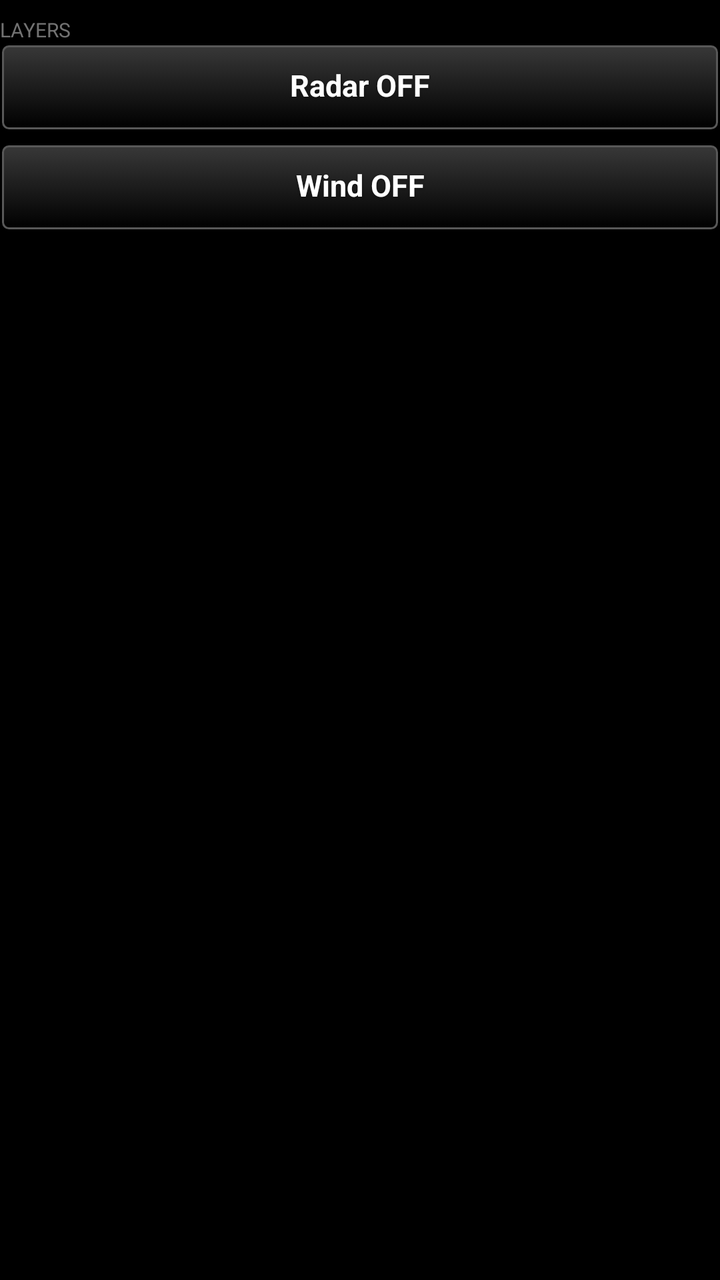
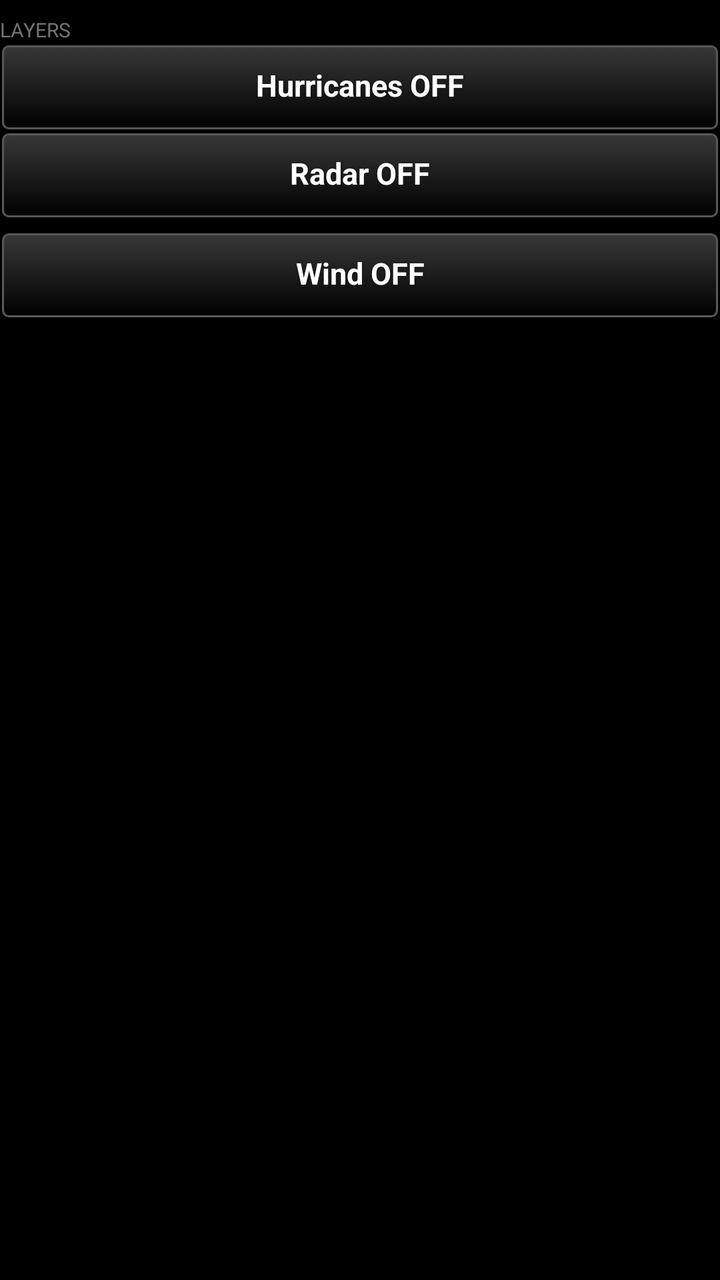

Compare the two renders of this Android layout. The source of the first and the diff that turns it into the second are given below.
<!-- AndroidManifest.xml: application theme AppTheme -->
<!-- res/layout/page_layers.xml -->
<?xml version="1.0" encoding="utf-8"?>
<ScrollView xmlns:android="http://schemas.android.com/apk/res/android"
    android:layout_width="match_parent"
    android:layout_height="match_parent"
    android:fadeScrollbars="false"
    android:focusableInTouchMode="true"
    android:descendantFocusability="beforeDescendants">

    <LinearLayout
        android:layout_width="match_parent"
        android:layout_height="wrap_content"
        android:orientation="vertical"
        android:paddingBottom="8dp">

        
        <TextView
            android:id="@+id/layers_heading"
            android:layout_width="match_parent"
            android:layout_height="wrap_content"
            android:text="@string/heading_layers"
            android:textSize="10sp"
            android:textAllCaps="true"
            android:paddingTop="8dp"
            android:alpha="0.6" />

        
        <LinearLayout
            android:id="@+id/layer_list"
            android:layout_width="match_parent"
            android:layout_height="wrap_content"
            android:orientation="vertical">

            
            <LinearLayout
                android:layout_width="match_parent"
                android:layout_height="wrap_content"
                android:orientation="horizontal">

                <Button
                    android:id="@+id/radar_toggle"
                    style="@style/TakwerxButton"
                    android:layout_width="0dp"
                    android:layout_weight="1"
                    android:layout_height="wrap_content"
                    android:text="@string/radar_off" />

                <ImageButton
                    android:id="@+id/radar_expand"
                    style="@style/TakwerxIconButton"
                    android:layout_width="44dp"
                    android:layout_weight="0"
                    android:contentDescription="@string/show_settings"
                    android:src="@drawable/ic_expand"
                    android:visibility="gone" />
            </LinearLayout>

            <LinearLayout
                android:id="@+id/radar_settings"
                android:layout_width="match_parent"
                android:layout_height="wrap_content"
                android:orientation="vertical"
                android:visibility="gone" />

            <LinearLayout
                android:layout_width="match_parent"
                android:layout_height="wrap_content"
                android:layout_marginTop="6dp"
                android:orientation="horizontal">

                <Button
                    android:id="@+id/wind_toggle"
                    style="@style/TakwerxButton"
                    android:layout_width="0dp"
                    android:layout_weight="1"
                    android:layout_height="wrap_content"
                    android:text="@string/wind_off" />

                <ImageButton
                    android:id="@+id/wind_expand"
                    style="@style/TakwerxIconButton"
                    android:layout_width="44dp"
                    android:layout_weight="0"
                    android:contentDescription="@string/show_settings"
                    android:src="@drawable/ic_expand"
                    android:visibility="gone" />
            </LinearLayout>

            <LinearLayout
                android:id="@+id/wind_settings"
                android:layout_width="match_parent"
                android:layout_height="wrap_content"
                android:orientation="vertical"
                android:visibility="gone">

            
            <LinearLayout
                android:id="@+id/scrubber"
                android:layout_width="match_parent"
                android:layout_height="wrap_content"
                android:orientation="vertical"
                android:visibility="gone">

                <TextView
                    android:id="@+id/scrubber_label"
                    android:layout_width="match_parent"
                    android:layout_height="wrap_content"
                    android:layout_marginTop="6dp"
                    android:textColor="@color/white"
                    android:textSize="13sp"
                    android:text="" />

                <LinearLayout
                    android:id="@+id/scrubber_days"
                    android:layout_width="match_parent"
                    android:layout_height="wrap_content"
                    android:orientation="horizontal" />

                <LinearLayout
                    android:id="@+id/scrubber_hours"
                    android:layout_width="match_parent"
                    android:layout_height="wrap_content"
                    android:orientation="vertical" />
            </LinearLayout>

            
            <LinearLayout
                android:id="@+id/wind_scale_host"
                android:layout_width="match_parent"
                android:layout_height="wrap_content"
                android:orientation="vertical"
                android:paddingLeft="4dp"
                android:paddingRight="4dp"
                android:paddingTop="4dp"
                android:visibility="gone" />

            
            <LinearLayout
                android:id="@+id/wind_level_block"
                android:layout_width="match_parent"
                android:layout_height="wrap_content"
                android:orientation="vertical"
                android:visibility="gone">

                
                <TextView
                    android:id="@+id/wind_level_label"
                    android:layout_width="match_parent"
                    android:layout_height="wrap_content"
                    android:layout_marginTop="8dp"
                    android:text="@string/heading_height"
                    android:textSize="10sp"
                    android:textAllCaps="true"
                    android:alpha="0.6" />

                <LinearLayout
                    android:id="@+id/wind_level_rows"
                    android:layout_width="match_parent"
                    android:layout_height="wrap_content"
                    android:orientation="vertical" />
            </LinearLayout>
            </LinearLayout>
        </LinearLayout>

        
        <TextView
            android:id="@+id/layers_attribution"
            android:layout_width="match_parent"
            android:layout_height="wrap_content"
            android:textSize="11sp"
            android:layout_marginTop="@dimen/auto_margin"
            android:text="" />
    </LinearLayout>
</ScrollView>
<!-- resources referenced by this layout -->
<resources>
  <color name="white">#ffffff</color>
  <dimen name="auto_margin">6dp</dimen>
  <string name="heading_height">Height</string>
  <string name="heading_layers">Layers</string>
  <string name="radar_off">Radar OFF</string>
  <string name="show_settings">Show or hide this layer\'s settings</string>
  <string name="wind_off">Wind OFF</string>
  <style name="TakwerxButton" parent="@style/darkButton">
          <item name="android:paddingLeft">12dp</item>
          <item name="android:paddingRight">12dp</item>
          <item name="android:paddingTop">6dp</item>
          <item name="android:paddingBottom">8dp</item>
          <item name="android:minHeight">44dp</item>
          <item name="android:minWidth">0dp</item>
          <item name="android:textSize">15sp</item>
          <item name="android:singleLine">true</item>
          <item name="android:ellipsize">end</item>
      </style>
  <style name="TakwerxIconButton">
          <item name="android:layout_width">0dp</item>
          <item name="android:layout_weight">1</item>
          <item name="android:layout_height">44dp</item>
          <item name="android:layout_marginLeft">2dp</item>
          <item name="android:layout_marginRight">2dp</item>
          <item name="android:background">@drawable/btn_gray</item>
          <item name="android:scaleType">centerInside</item>
          <item name="android:padding">9dp</item>
      </style>
  <style name="AppTheme" parent="@android:style/Theme.Holo">
          <item name="android:buttonStyle">@android:style/Widget.Button</item>
          <item name="android:imageButtonStyle">@android:style/Widget.Button</item>
          <item name="android:buttonStyleToggle">@android:style/Widget.Button</item>
          <item name="android:spinnerStyle">@style/ATAKSpinner</item>
          <item name="android:spinnerItemStyle">@style/ATAKSpinnerItem</item>
          <item name="android:editTextStyle">@style/ATAKEditText</item>
      </style>
  <style name="darkButton" parent="@android:style/Widget.Button">
          <item name="android:background">@drawable/btn_gray</item>
          <item name="android:shadowColor">@color/darker_gray</item>
          <item name="android:shadowDy">1</item>
          <item name="android:shadowRadius">2</item>
          <item name="android:textColor">@color/white</item>
          <item name="android:textStyle">bold</item>
          <item name="android:paddingTop">0dp</item>
          <item name="android:paddingBottom">3dp</item>
          <item name="android:textSize">@dimen/fontSize</item>
      </style>
  <style name="ATAKSpinner" parent="@android:style/Widget.Spinner">
          <item name="android:spinnerMode">dialog</item>
      </style>
  <style name="ATAKSpinnerItem">
          <item name="android:textColor">@android:color/white</item>
          <item name="android:dropDownVerticalOffset">0dip</item>
          <item name="android:dropDownHorizontalOffset">0dip</item>
          <item name="android:dropDownWidth">wrap_content</item>
          <item name="android:gravity">left|center_vertical</item>
      </style>
  <style name="ATAKEditText" parent="@android:style/Widget.EditText">
          
          
  
          
          <item name="android:imeOptions">flagNoFullscreen</item>
      </style>
  <color name="darker_gray">#121212</color>
  <dimen name="fontSize">14sp</dimen>
  <!-- drawable new_dark_button_disabled (drawable) -->
  <?xml version="1.0" encoding="utf-8"?>
  <layer-list xmlns:android="http://schemas.android.com/apk/res/android">
      <item android:bottom="1dp" android:right="1dp" android:left="1dp" android:top="1dp">
          <shape android:shape="rectangle">
              <corners android:radius="3dp" />
              <stroke
                  android:width="1dp"
                  android:color="#484848" />
              <solid android:color="#484848" />
          </shape>
      </item>
  </layer-list>
  <!-- unchanged entries left out for length: 4 -->
</resources>

<!-- the commit's change to res/layout/page_layers.xml (unified diff, before → after) -->
@@ -30,6 +30,48 @@
             android:layout_height="wrap_content"
             android:orientation="vertical">
 
+            <LinearLayout
+                android:layout_width="match_parent"
+                android:layout_height="wrap_content"
+                android:orientation="horizontal">
+
+                <Button
+                    android:id="@+id/tropical_toggle"
+                    style="@style/TakwerxButton"
+                    android:layout_width="0dp"
+                    android:layout_weight="1"
+                    android:layout_height="wrap_content"
+                    android:text="@string/tropical_off" />
+
+                <ImageButton
+                    android:id="@+id/tropical_expand"
+                    style="@style/TakwerxIconButton"
+                    android:layout_width="44dp"
+                    android:layout_weight="0"
+                    android:contentDescription="@string/show_settings"
+                    android:src="@drawable/ic_expand"
+                    android:visibility="gone" />
+            </LinearLayout>
+
+            
+            <LinearLayout
+                android:id="@+id/tropical_settings"
+                android:layout_width="match_parent"
+                android:layout_height="wrap_content"
+                android:orientation="vertical"
+                android:visibility="gone">
+
+                <TextView
+                    android:id="@+id/tropical_list"
+                    android:layout_width="match_parent"
+                    android:layout_height="wrap_content"
+                    android:layout_marginTop="6dp"
+                    android:layout_marginBottom="4dp"
+                    android:textColor="@color/white"
+                    android:textSize="13sp"
+                    android:text="" />
+            </LinearLayout>
+
             
             <LinearLayout
                 android:layout_width="match_parent"
<!-- resource entries referenced after the edit -->
@@ -6,6 +6,7 @@
   <string name="heading_layers">Layers</string>
   <string name="radar_off">Radar OFF</string>
   <string name="show_settings">Show or hide this layer\'s settings</string>
+  <string name="tropical_off">Hurricanes OFF</string>
   <string name="wind_off">Wind OFF</string>
   <style name="TakwerxButton" parent="@style/darkButton">
           <item name="android:paddingLeft">12dp</item>
